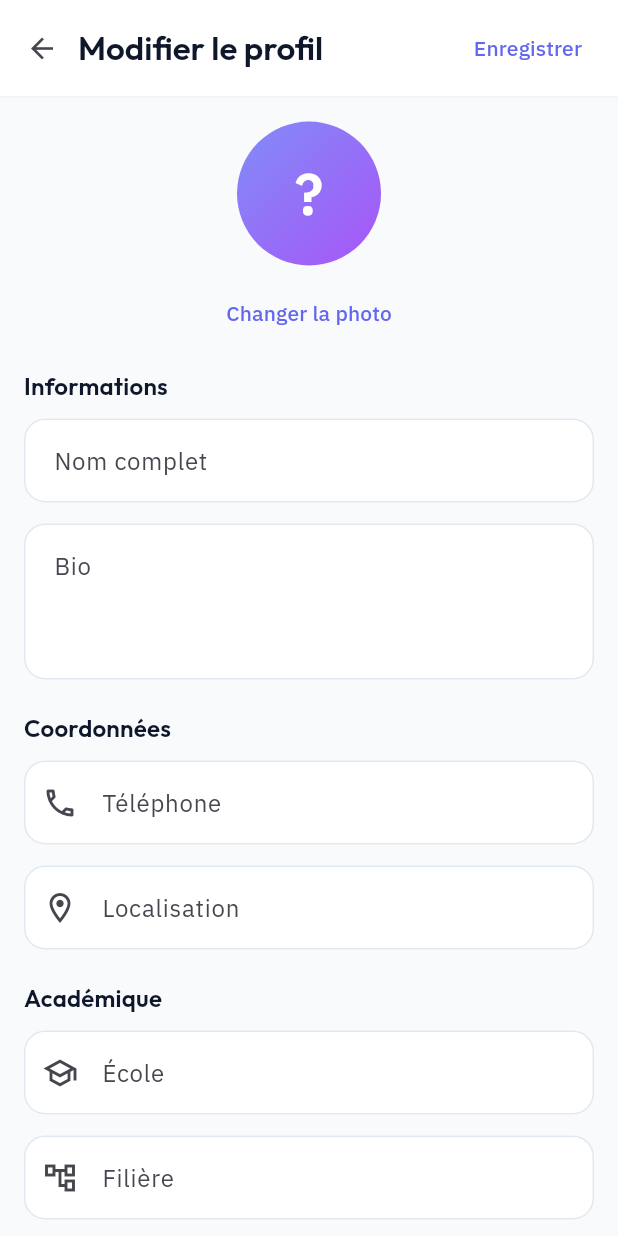
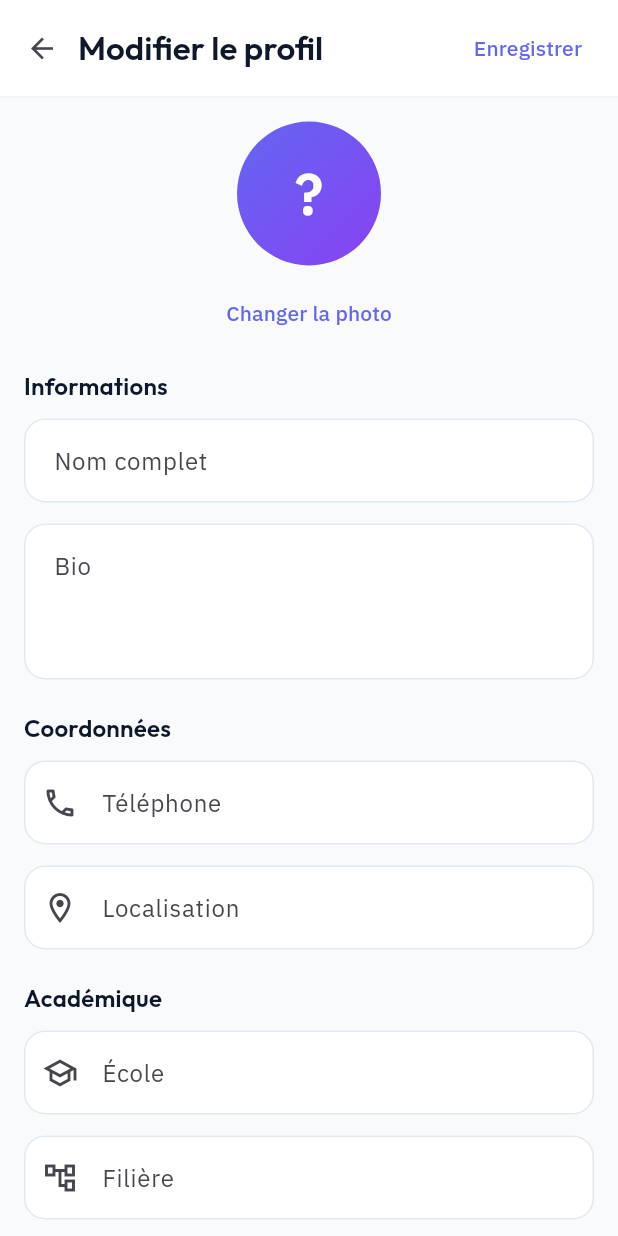
Before and after one commit to Uncher1/TeamUp, a Flutter app: the ProfileScreen screen opened directly, after a tap on the "edit" icon, on a phone screen of 412 x 824 dp. Run offline on Flutter 3.47's test engine with Material 3 defaults, Android fonts, the phone set to English and light mode, and no system bars; our stand-ins replace dio, flutter_secure_storage, google_fonts, image_picker, share_plus, socket_io_client; accounts and stored records are empty; network calls fail.

Commit message:
Theme: brand gradients (banners + avatars) follow the active seed
GradientBanner and GradientAvatar derived their gradient from a hardcoded
indigo->purple, so with another Theme Color (e.g. Rose) the "Nouveau
projet"/"Mes équipes"/profile banners and the default initial-avatars
clashed with the accent. Add AppTheme.gradientFor(seed) (seed -> +25° hue,
slightly deeper) and use Theme.of(context).colorScheme.primary in both
widgets. This makes Create Project, My Teams, Settings profile card,
Profile and all default avatars (users + teams) coordinate with the theme
— fixes the "Create Project no longer looks like the mockup" report (it
was the indigo banner on a non-indigo theme).

dart analyze lib clean; flutter build web exit 0; verified 390x844 (Rose
theme: banner + avatars now red/coordinated).

```diff
--- a/frontend/lib/core/theme.dart
+++ b/frontend/lib/core/theme.dart
@@ -148,7 +148,21 @@ class AppTheme {
   };
 
   // Gradient used by avatars (indigo-400 -> purple-500) — brand, fixed in both modes.
+  // Keep for back-compat; prefer gradientFor(context.colorScheme.primary) in widgets.
   static const List<Color> avatarGradient = [Color(0xFF818CF8), Color(0xFFA855F7)];
+
+  /// A tasteful 2-stop brand gradient derived from [seed] (seed -> hue-shifted,
+  /// slightly deeper). For the default indigo this reproduces the indigo->purple
+  /// look; for any other seed it stays on-theme.
+  static List<Color> gradientFor(Color seed) {
+    final h = HSLColor.fromColor(seed);
+    final c2 = h
+        .withHue((h.hue + 25) % 360)
+        .withSaturation((h.saturation + 0.05).clamp(0.0, 1.0))
+        .withLightness((h.lightness - 0.06).clamp(0.0, 1.0))
+        .toColor();
+    return [seed, c2];
+  }
 
   /// Returns (background, foreground) colors for a post/notification type badge.
   static (Color, Color) typeColors(String type) {
--- a/frontend/lib/design_system/gradient_avatar.dart
+++ b/frontend/lib/design_system/gradient_avatar.dart
@@ -63,12 +63,12 @@ class _GradientInitial extends StatelessWidget {
       width: size,
       height: size,
       alignment: Alignment.center,
-      decoration: const BoxDecoration(
+      decoration: BoxDecoration(
         shape: BoxShape.circle,
         gradient: LinearGradient(
           begin: Alignment.topLeft,
           end: Alignment.bottomRight,
-          colors: AppTheme.avatarGradient,
+          colors: AppTheme.gradientFor(Theme.of(context).colorScheme.primary),
         ),
       ),
       child: Text(
--- a/frontend/lib/design_system/gradient_banner.dart
+++ b/frontend/lib/design_system/gradient_banner.dart
@@ -1,6 +1,10 @@
 import 'package:flutter/material.dart';
 
-/// Indigo→purple rounded banner used for hero headers (Create Project, My Teams, Profile).
+import '../core/theme.dart';
+
+/// Theme-coordinated rounded banner used for hero headers (Create Project, My Teams, Profile).
+/// The gradient derives from the active seed color so it stays on-theme when the
+/// user picks a different Theme Color.
 class GradientBanner extends StatelessWidget {
   final Widget child;
   final EdgeInsetsGeometry padding;
@@ -12,10 +16,10 @@ class GradientBanner extends StatelessWidget {
       padding: padding,
       decoration: BoxDecoration(
         borderRadius: BorderRadius.circular(20),
-        gradient: const LinearGradient(
+        gradient: LinearGradient(
           begin: Alignment.topLeft,
           end: Alignment.bottomRight,
-          colors: [Color(0xFF6366F1), Color(0xFF9333EA)],
+          colors: AppTheme.gradientFor(Theme.of(context).colorScheme.primary),
         ),
       ),
       child: child,
```
